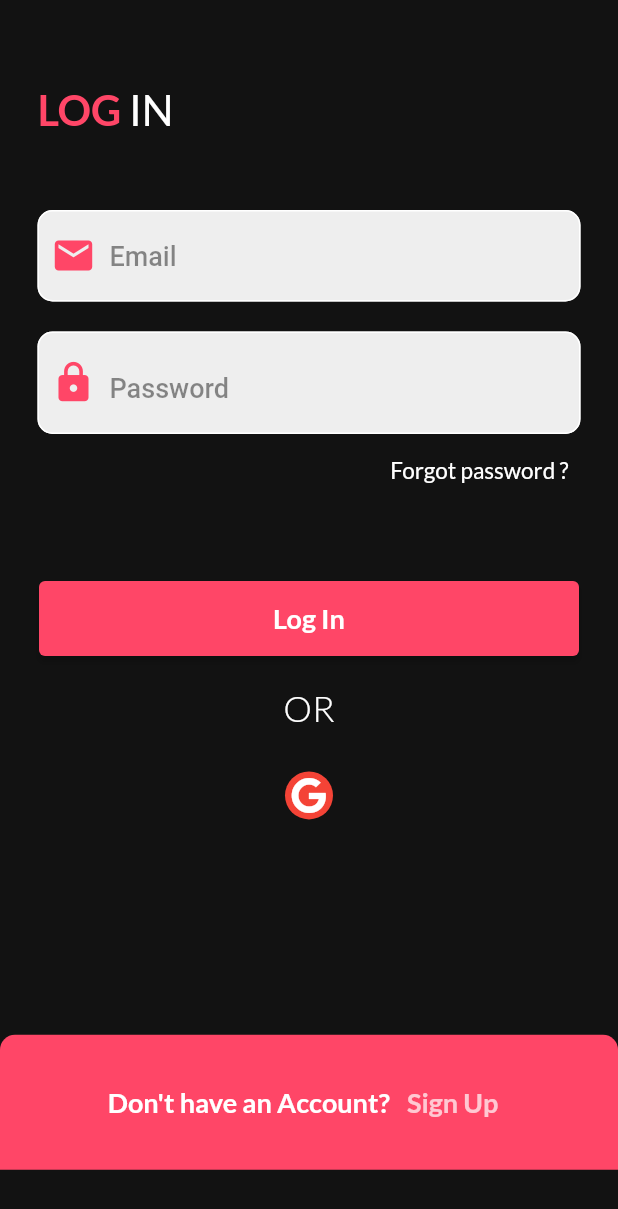
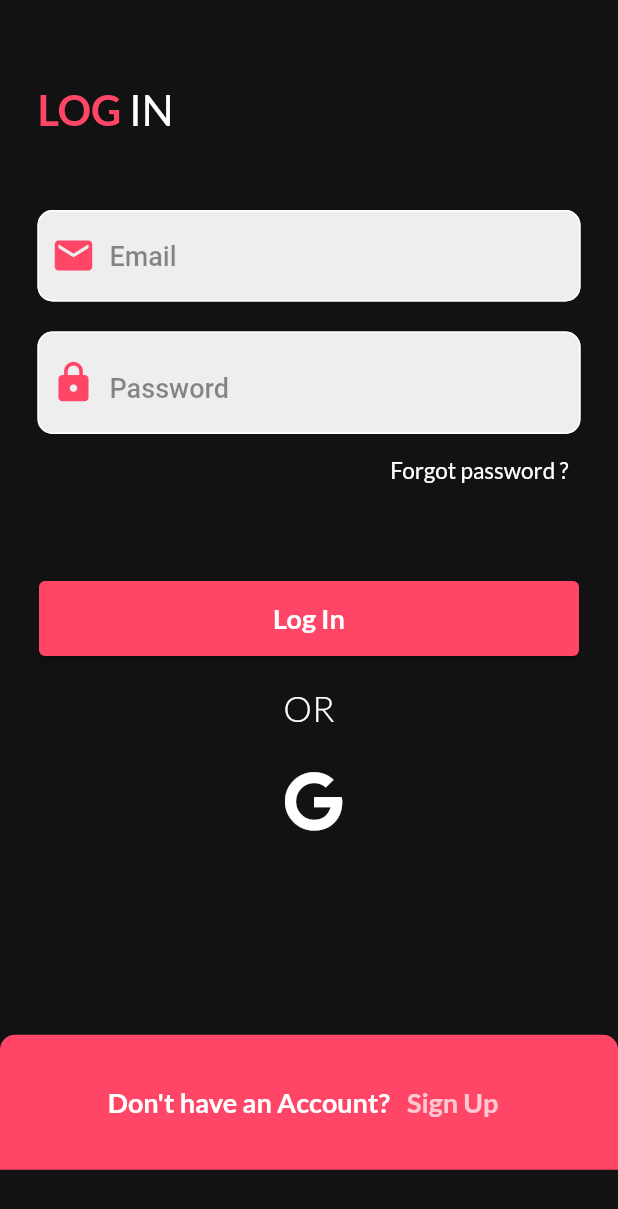
Before and after one commit to ihebmeftah/E-commerce-Full-App-Web-Getx---Firebase-Mvc, a Flutter app: the screen it shows after launch, after a tap on "Get Start", on a phone screen of 412 x 824 dp. Shown: the top 1209 px of the screen. Run offline on Flutter 3.47's test engine with Material 2 defaults, Android fonts, the phone set to English and light mode, and no system bars; our stand-ins replace animated_text_kit, firebase_auth, firebase_core, font_awesome_flutter, get, get_storage and 2 more; accounts and stored records are empty.

Commit message:
getstorrage theme

```diff
--- /dev/null
+++ b/lib/logic/controllers/themecontroller.dart
@@ -0,0 +1,24 @@
+// ignore_for_file: non_constant_identifier_names
+
+import 'package:flutter/material.dart';
+import 'package:get/get.dart';
+import 'package:get_storage/get_storage.dart';
+
+class ThemeControle {
+  String key = 'isDARK';
+  final GetStorage boxStorage = GetStorage();
+  saveInbox(bool isDark) {
+    boxStorage.write(key, isDark);
+  }
+
+  bool getFrombox() {
+    return boxStorage.read(key) ?? false;
+  }
+
+  ThemeMode get ThemeDataGet => getFrombox() ? ThemeMode.dark : ThemeMode.light;
+
+  void changeTheme() {
+    Get.changeThemeMode(getFrombox() ? ThemeMode.light : ThemeMode.dark);
+    saveInbox(!getFrombox());
+  }
+}
--- a/lib/main.dart
+++ b/lib/main.dart
@@ -1,11 +1,15 @@
+import 'package:ecommerceapp/logic/controllers/themecontroller.dart';
 import 'package:ecommerceapp/routes/routes.dart';
+import 'package:ecommerceapp/utils/theme.dart';
 import 'package:firebase_core/firebase_core.dart';
 import 'package:flutter/material.dart';
 import 'package:get/get.dart';
+import 'package:get_storage/get_storage.dart';
 
 void main() async {
   WidgetsFlutterBinding.ensureInitialized();
   await Firebase.initializeApp();
+  await GetStorage.init();
   runApp(const MyApp());
 }
 
@@ -17,6 +21,9 @@ class MyApp extends StatelessWidget {
   Widget build(BuildContext context) {
     return GetMaterialApp(
       title: 'Ecommerce',
+      theme: ThemesApp.light,
+      darkTheme: ThemesApp.dark,
+      themeMode: ThemeControle().ThemeDataGet,
       debugShowCheckedModeBanner: false,
       initialRoute: Approutes.welcome,
       getPages: Approutes.routes,
--- a/lib/utils/theme.dart
+++ b/lib/utils/theme.dart
@@ -17,13 +17,13 @@ const Color languageSettings = Color(0xffCB256C);
 class ThemesApp {
   static final light = ThemeData(
     primaryColor: mainColor,
-    backgroundColor: Colors.white,
     brightness: Brightness.light,
+    backgroundColor: darkGreyClr,
   );
 
   static final dark = ThemeData(
+    backgroundColor: Colors.white,
     primaryColor: darkGreyClr,
-    backgroundColor: darkGreyClr,
     brightness: Brightness.dark,
   );
 }
--- a/lib/view/screens/auth/login.dart
+++ b/lib/view/screens/auth/login.dart
@@ -179,18 +179,13 @@ class LoginScreen extends StatelessWidget {
                             return Center(
                                 child: IconButton(
                                     iconSize: 20,
-                                    icon: CircleAvatar(
-                                      backgroundColor: Get.isDarkMode
-                                          ? Colors.black
-                                          : Colors.red,
-                                      radius: 60,
-                                      child: Center(
-                                        child: FaIcon(
-                                          FontAwesomeIcons.google,
-                                          color: Get.isDarkMode
-                                              ? Colors.black
-                                              : Colors.white,
-                                        ),
+                                    icon: Center(
+                                      child: FaIcon(
+                                        FontAwesomeIcons.google,
+                                        color: Get.isDarkMode
+                                            ? Colors.green
+                                            : Colors.white,
+                                        size: 40,
                                       ),
                                     ),
                                     onPressed: () {
--- a/lib/view/screens/mainscreen.dart
+++ b/lib/view/screens/mainscreen.dart
@@ -14,7 +14,7 @@ class Mainscreen extends StatelessWidget {
     return Obx(() {
       return SafeArea(
           child: Scaffold(
-        backgroundColor: Get.isDarkMode ? mainColor : darkGreyClr,
+        backgroundColor: context.theme.backgroundColor,
         appBar: AppBar(
           actions: [
             IconButton(
```
Also changed, not shown: lib/view/screens/categoryscreen.dart (+9 -3 lines), lib/view/screens/favorites.dart (+9 -3 lines), lib/view/screens/home.dart (+9 -3 lines), lib/view/screens/settings.dart (+14 -3 lines).
